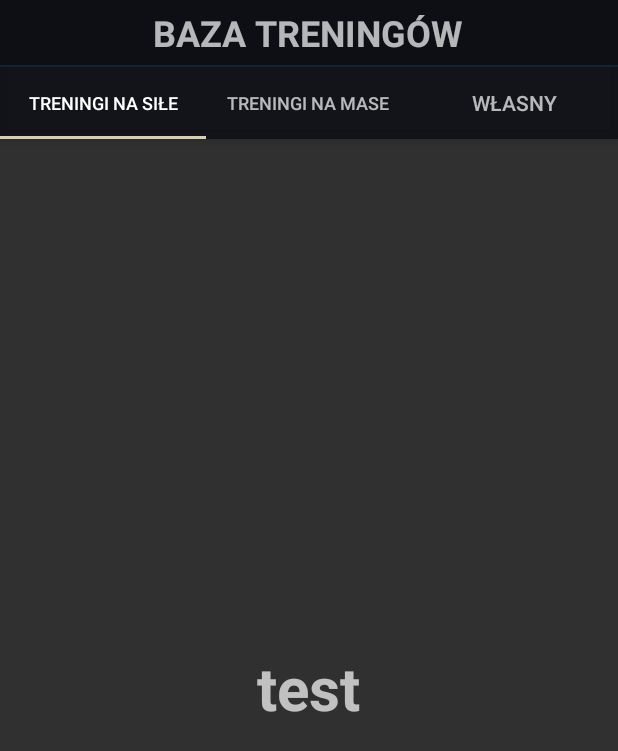
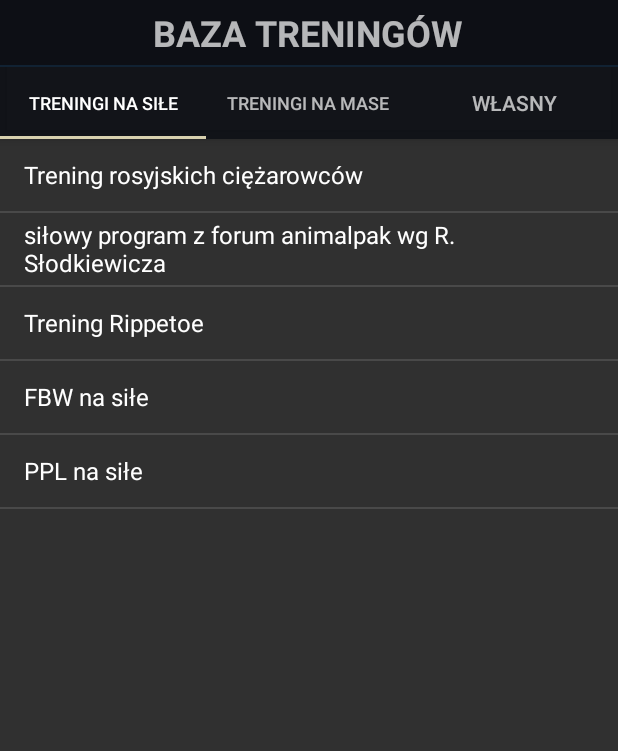
Before and after one commit to saviola44/StrengthBuilding, an Android app: the screen it shows after launch (SelectTrainingMethodActivity), after a tap on "Skomponuj plan treningowy", on a phone screen of 412 x 824 dp. Shown: the top 751 px of the screen. Run offline under Robolectric (Android 15) with nearby library versions, the phone set to English and light mode, and no system bars.

Commit message:
MainActivity

```diff
--- a/app/src/main/AndroidManifest.xml
+++ b/app/src/main/AndroidManifest.xml
@@ -17,6 +17,7 @@
         </activity>
         <activity android:name=".Activities.ShowAllExercisesActivity" />
         <activity android:name=".Activities.SelectTrainingMethodActivity" />
+        <activity android:name=".Activities.AddTrainingActivity"/>
     </application>
 
 </manifest>
--- a/app/src/main/java/com/example/saviola44/strengthbuilding/Activities/SelectTrainingMethodActivity.java
+++ b/app/src/main/java/com/example/saviola44/strengthbuilding/Activities/SelectTrainingMethodActivity.java
@@ -7,6 +7,7 @@ import android.support.v7.widget.Toolbar;
 
 import com.example.saviola44.strengthbuilding.Adapters.ViewPagerAdapter;
 import com.example.saviola44.strengthbuilding.R;
+import com.example.saviola44.strengthbuilding.StrengthBuilderApp;
 import com.example.saviola44.strengthbuilding.TrainingMethodFragment;
 
 /**
@@ -29,9 +30,16 @@ public class SelectTrainingMethodActivity extends AppCompatActivity {
     }
     private void setupViewPager(ViewPager viewPager) {
         ViewPagerAdapter adapter = new ViewPagerAdapter(getSupportFragmentManager());
-        adapter.addFragment(new TrainingMethodFragment(), "Treningi na siłe");
-        adapter.addFragment(new TrainingMethodFragment(), "Treningi na mase");
-        adapter.addFragment(new TrainingMethodFragment(), "Własny");
+        StrengthBuilderApp app = StrengthBuilderApp.getInstance();
+        TrainingMethodFragment fragm1 = new TrainingMethodFragment();
+        fragm1.setMethod(TrainingMethodFragment.strength);
+        TrainingMethodFragment fragm2 = new TrainingMethodFragment();
+        fragm2.setMethod(TrainingMethodFragment.mass);
+        TrainingMethodFragment fragm3 = new TrainingMethodFragment();
+        fragm3.setMethod(TrainingMethodFragment.custom);
+        adapter.addFragment(fragm1, "Treningi na siłe");
+        adapter.addFragment(fragm2, "Treningi na mase");
+        adapter.addFragment(fragm3, "Własny");
         viewPager.setAdapter(adapter);
     }
 }
--- a/app/src/main/java/com/example/saviola44/strengthbuilding/StrengthBuilderApp.java
+++ b/app/src/main/java/com/example/saviola44/strengthbuilding/StrengthBuilderApp.java
@@ -1,10 +1,58 @@
 package com.example.saviola44.strengthbuilding;
+
+import com.example.saviola44.strengthbuilding.TrainingMethods.TrainingMethod;
+
+import java.util.ArrayList;
+import java.util.List;
 
 /**
  * Created by saviola44 on 23.05.16.
  */
 public class StrengthBuilderApp {
+    private static StrengthBuilderApp app = null;
+    private List<String> strengthTrainings;
+    private List<String> massTrainings;
     private StrengthBuilderApp(){
 
     }
+
+    public static void createStrengthBuilderApp(){
+        app = new StrengthBuilderApp();
+        app.initializeStrengthTrainings();
+        app.initializeMassTrainings();
+    }
+
+    private void initializeStrengthTrainings(){
+        strengthTrainings = new ArrayList<>();
+        strengthTrainings.add("Trening rosyjskich ciężarowców");
+        strengthTrainings.add("siłowy program z forum animalpak wg R. Słodkiewicza");
+        strengthTrainings.add("Trening Rippetoe");
+        strengthTrainings.add("FBW na siłe");
+        strengthTrainings.add("PPL na siłe");
+    }
+
+    private void initializeMassTrainings(){
+        massTrainings = new ArrayList<>();
+        massTrainings.add("Split");
+        massTrainings.add("FBW");
+        massTrainings.add("PPL");
+    }
+
+    public static StrengthBuilderApp getInstance(){
+        if(app!=null){
+            return app;
+        }
+        else{
+            createStrengthBuilderApp();
+            return app;
+        }
+    }
+
+    public List<String> getStrengthTrainings() {
+        return strengthTrainings;
+    }
+
+    public List<String> getMassTrainings() {
+        return massTrainings;
+    }
 }
--- a/app/src/main/java/com/example/saviola44/strengthbuilding/TrainingMethodFragment.java
+++ b/app/src/main/java/com/example/saviola44/strengthbuilding/TrainingMethodFragment.java
@@ -1,28 +1,108 @@
 package com.example.saviola44.strengthbuilding;
 
+import android.content.Intent;
 import android.os.Bundle;
 import android.support.v4.app.Fragment;
+import android.util.Log;
 import android.view.LayoutInflater;
 import android.view.View;
 import android.view.ViewGroup;
+import android.widget.Adapter;
+import android.widget.AdapterView;
+import android.widget.ArrayAdapter;
+import android.widget.ListAdapter;
+import android.widget.ListView;
+import android.widget.Switch;
+
+import com.example.saviola44.strengthbuilding.Activities.AddTrainingActivity;
+
+import java.util.ArrayList;
+import java.util.List;
 
 /**
  * Created by saviola44 on 23.05.16.
  */
 public class TrainingMethodFragment extends Fragment{
+    List<String> trainingMethods;
+    ListView listView;
+    public static final int strength =1;
+    public static final int mass=2;
+    public static final int custom=3;
+    private int current=1;
     //dla Tab View wymagany jest domyślny konstruktor
     public TrainingMethodFragment() {
+    }
+
+
+    public void setMethod(int method){
+        current = method;
     }
     @Override
     public void onCreate(Bundle savedInstanceState) {
         super.onCreate(savedInstanceState);
+        if(savedInstanceState!=null){
+            current = savedInstanceState.getInt("current");
+        }
     }
 
     @Override
     public View onCreateView(LayoutInflater inflater, ViewGroup container,
                              Bundle savedInstanceState) {
         // Inflate the layout for this fragment
-        return inflater.inflate(R.layout.training_method_fragm_layout, container, false);
+        View v = inflater.inflate(R.layout.training_method_fragm_layout, container, false);
+
+
+        return v;
     }
 
+    @Override
+    public void onActivityCreated(Bundle savedInstanceState) {
+        super.onActivityCreated(savedInstanceState);
+        listView = (ListView) getView().findViewById(R.id.selectMethodLV);
+        StrengthBuilderApp app = StrengthBuilderApp.getInstance();
+        switch (current){
+            case strength:
+                trainingMethods = app.getStrengthTrainings();
+                break;
+            case mass:
+                trainingMethods = app.getMassTrainings();
+                break;
+            case custom:
+                trainingMethods=app.getMassTrainings();
+                break;
+        }
+        if(app==null) Log.d("elo", "jest nullem");
+        else Log.d("elo", "nie jest nullem");
+        ListAdapter adapter = new ArrayAdapter<String>(getContext(), android.R.layout.simple_list_item_1, trainingMethods);
+        listView.setAdapter(adapter);
+        listView.setOnItemClickListener(new AdapterView.OnItemClickListener() {
+            @Override
+            public void onItemClick(AdapterView<?> parent, View view, int position, long id) {
+                if(current==strength){
+                    switch (position){
+                        case 0:
+                            //wygeneruj trening
+                            getActivity().finish();
+                            break;
+                        default:
+                            Intent intent = new Intent(getContext(), AddTrainingActivity.class);
+                            startActivity(intent);
+                            getActivity().finish();
+                    }
+                }
+                else{
+                    Intent intent = new Intent(getContext(), AddTrainingActivity.class);
+                    startActivity(intent);
+                    getActivity().finish();
+                }
+
+            }
+        });
+    }
+
+    @Override
+    public void onSaveInstanceState(Bundle outState) {
+        super.onSaveInstanceState(outState);
+        outState.putInt("current", current);
+    }
 }
--- a/app/src/main/res/layout/training_method_fragm_layout.xml
+++ b/app/src/main/res/layout/training_method_fragm_layout.xml
@@ -4,12 +4,9 @@
     android:layout_height="match_parent"
     tools:context="info.androidhive.materialtabs.fragments.OneFragment">
 
-    <TextView
-        android:layout_width="wrap_content"
-        android:layout_height="wrap_content"
-        android:text="test"
-        android:textSize="40dp"
-        android:textStyle="bold"
-        android:layout_centerInParent="true"/>
+   <ListView
+       android:layout_width="match_parent"
+       android:layout_height="match_parent"
+       android:id="@+id/selectMethodLV"></ListView>
 
 </RelativeLayout>
```
Also changed, not shown: app/src/main/java/com/example/saviola44/strengthbuilding/Activities/AddTrainingActivity.java (added, +20 -0 lines), app/src/main/java/com/example/saviola44/strengthbuilding/Constants.java (+10 -0 lines), app/src/main/java/com/example/saviola44/strengthbuilding/Training.java (added, +13 -0 lines), app/src/main/java/com/example/saviola44/strengthbuilding/TrainingMethods/FBW.java (added, +7 -0 lines), app/src/main/java/com/example/saviola44/strengthbuilding/TrainingMethods/MassFBW.java (added, +20 -0 lines), app/src/main/java/com/example/saviola44/strengthbuilding/TrainingMethods/MassPPL.java (added, +20 -0 lines), app/src/main/java/com/example/saviola44/strengthbuilding/TrainingMethods/PPL.java (added, +7 -0 lines), app/src/main/java/com/example/saviola44/strengthbuilding/TrainingMethods/RippetoeTraining.java (added, +20 -0 lines), app/src/main/java/com/example/saviola44/strengthbuilding/TrainingMethods/RussianPowerliftingTraining.java (added, +21 -0 lines), app/src/main/java/com/example/saviola44/strengthbuilding/TrainingMethods/StrengthAnimalpakTraining.java (added, +21 -0 lines), app/src/main/java/com/example/saviola44/strengthbuilding/TrainingMethods/StrengthFBW.java (added, +20 -0 lines), app/src/main/java/com/example/saviola44/strengthbuilding/TrainingMethods/StrengthPPL.java (added, +20 -0 lines), app/src/main/java/com/example/saviola44/strengthbuilding/TrainingMethods/TrainingMethod.java (added, +8 -0 lines), app/src/main/java/com/example/saviola44/strengthbuilding/TrainingPlan.java (added, +13 -0 lines), 1 more files.
